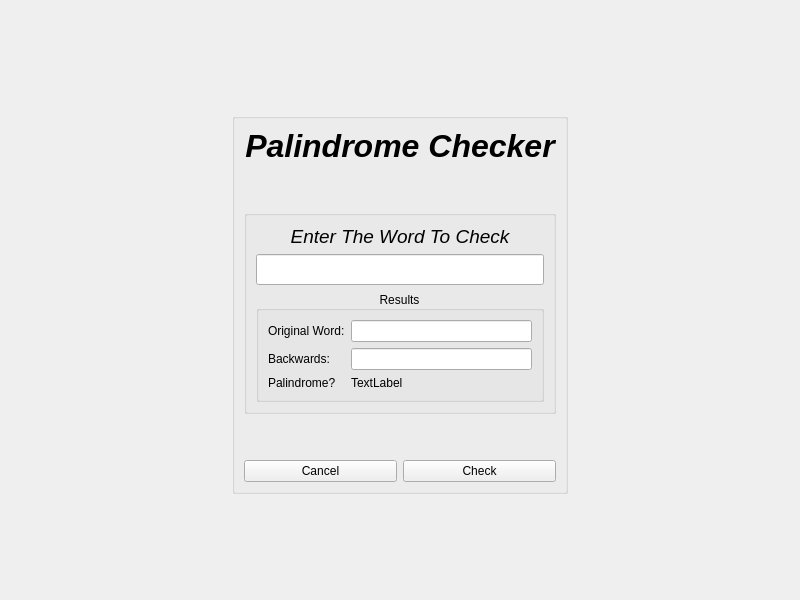
The window that src/main_window.ui (mek0124/PalinDrome) describes before a commit, drawn with Qt 5.
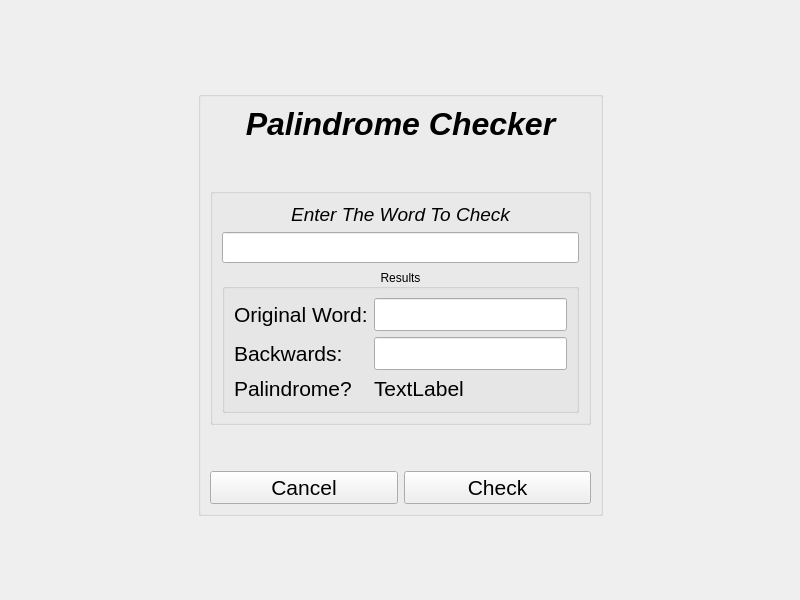
The same window after the commit.

```diff
--- a/src/main_window.ui
+++ b/src/main_window.ui
@@ -13,7 +13,13 @@
   <property name="windowTitle">
    <string>MainWindow</string>
   </property>
+  <property name="styleSheet">
+   <string notr="true"/>
+  </property>
   <widget class="QWidget" name="centralwidget">
+   <property name="styleSheet">
+    <string notr="true"/>
+   </property>
    <layout class="QGridLayout" name="gridLayout">
     <item row="0" column="1">
      <spacer name="verticalSpacer_3">
@@ -112,6 +118,11 @@
             <layout class="QGridLayout" name="gridLayout_4">
              <item row="1" column="0">
               <widget class="QLabel" name="label_4">
+               <property name="font">
+                <font>
+                 <pointsize>16</pointsize>
+                </font>
+               </property>
                <property name="text">
                 <string>Backwards:</string>
                </property>
@@ -119,19 +130,41 @@
              </item>
              <item row="0" column="0">
               <widget class="QLabel" name="label_3">
+               <property name="font">
+                <font>
+                 <pointsize>16</pointsize>
+                </font>
+               </property>
                <property name="text">
                 <string>Original Word:</string>
                </property>
               </widget>
              </item>
              <item row="1" column="1">
-              <widget class="QLineEdit" name="le_WordBackwards"/>
+              <widget class="QLineEdit" name="le_WordBackwards">
+               <property name="font">
+                <font>
+                 <pointsize>16</pointsize>
+                </font>
+               </property>
+              </widget>
              </item>
              <item row="0" column="1">
-              <widget class="QLineEdit" name="le_OriginalWord"/>
+              <widget class="QLineEdit" name="le_OriginalWord">
+               <property name="font">
+                <font>
+                 <pointsize>16</pointsize>
+                </font>
+               </property>
+              </widget>
              </item>
              <item row="2" column="0">
               <widget class="QLabel" name="label_5">
+               <property name="font">
+                <font>
+                 <pointsize>16</pointsize>
+                </font>
+               </property>
                <property name="text">
                 <string>Palindrome?</string>
                </property>
@@ -139,6 +172,11 @@
              </item>
              <item row="2" column="1">
               <widget class="QLabel" name="le_ResultLabel">
+               <property name="font">
+                <font>
+                 <pointsize>16</pointsize>
+                </font>
+               </property>
                <property name="text">
                 <string>TextLabel</string>
                </property>
@@ -165,6 +203,11 @@
        </item>
        <item row="4" column="0">
         <widget class="QPushButton" name="pb_Cancel">
+         <property name="font">
+          <font>
+           <pointsize>16</pointsize>
+          </font>
+         </property>
          <property name="text">
           <string>Cancel</string>
          </property>
@@ -172,6 +215,11 @@
        </item>
        <item row="4" column="1">
         <widget class="QPushButton" name="pb_Check">
+         <property name="font">
+          <font>
+           <pointsize>16</pointsize>
+          </font>
+         </property>
          <property name="text">
           <string>Check</string>
          </property>
```
